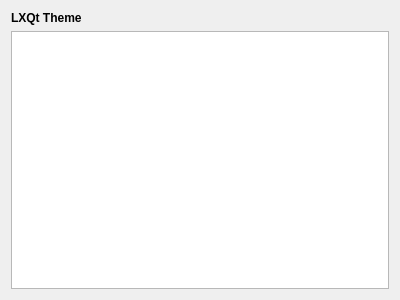
Before: the Qt Designer form lxqt-config-appearance/lxqtthemeconfig.ui in lxqt/lxqt-config, drawn with Qt 5.
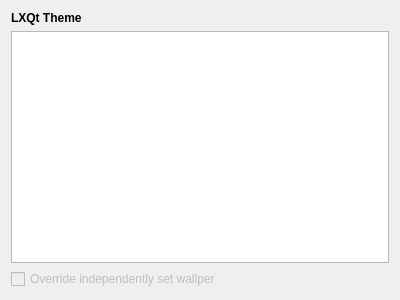
After: the same form once the commit is applied.

Commit message:
appearance: Do (not) change wallpaper with theme
When chaning the LXQt theme, the wallpaper will be changed only if it
wasn't changed by the user independently (the config value
wallpaperChanged is set by pcmanfm-qt). But we can override chaning the
wallpaper (new checkbox added).

The edit to the form file:
```diff
--- a/lxqt-config-appearance/lxqtthemeconfig.ui
+++ b/lxqt-config-appearance/lxqtthemeconfig.ui
@@ -51,6 +51,16 @@
      </column>
     </widget>
    </item>
+   <item>
+    <widget class="QCheckBox" name="wallpaperOverride">
+     <property name="enabled">
+      <bool>false</bool>
+     </property>
+     <property name="text">
+      <string>Override independently set wallper</string>
+     </property>
+    </widget>
+   </item>
   </layout>
  </widget>
  <resources/>
```
The commit also changes 1 other file.
